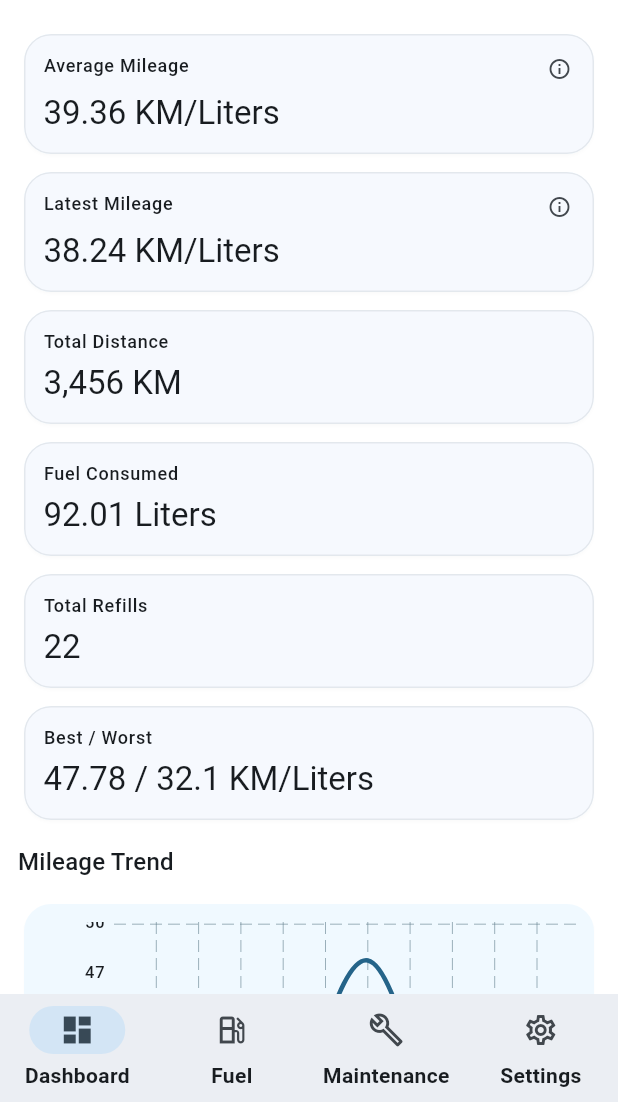
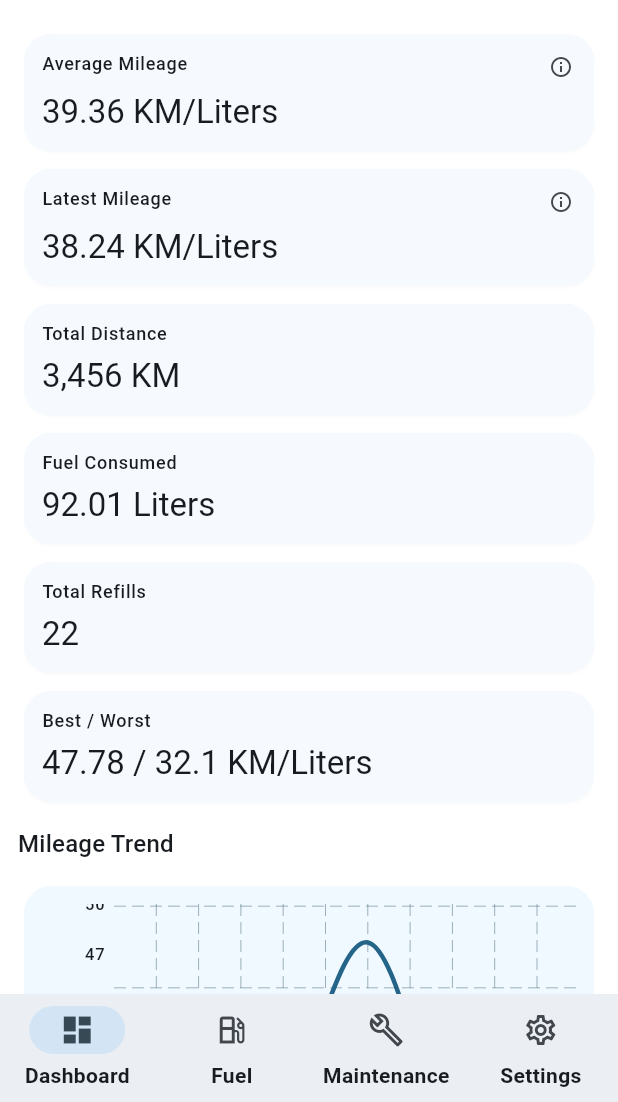
Before and after one commit to WorkWithAfridi/MotoMileage, a Flutter app: the HomeShellView screen opened directly, after a tap on "Load Template", on a phone screen of 412 x 824 dp, the part 134-1236 px from its top. Run offline on Flutter 3.47's test engine with Material 3 defaults, Android fonts, the phone set to English and light mode, and no system bars; drawn by our look-alikes of fl_chart; our stand-ins replace get, share_plus, sqflite; accounts and stored records are empty.

Commit message:
Updated UI

```diff
--- a/lib/app/views/widgets/summary_card.dart
+++ b/lib/app/views/widgets/summary_card.dart
@@ -20,7 +20,7 @@ class SummaryCard extends StatelessWidget {
         child: Container(
           decoration: BoxDecoration(
             color: colorScheme.surface,
-            border: Border.all(color: colorScheme.outlineVariant.withValues(alpha: 0.35)),
+            // border: Border.all(color: colorScheme.outlineVariant.withValues(alpha: 0.35)),
             borderRadius: BorderRadius.circular(18),
           ),
           child: Padding(
```
